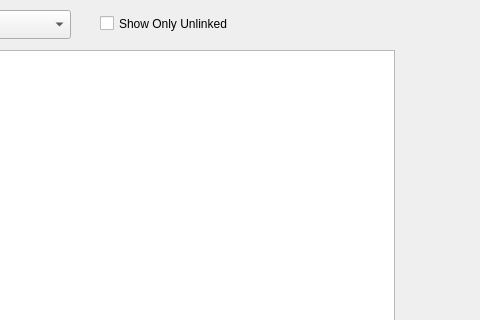
The window that Linker.ui (rmlockwood/FLExTrans) describes before a commit, drawn with Qt 5; both pictures show x 450 to 930 and y 0 to 320 of the 1372 by 701 pixel window.
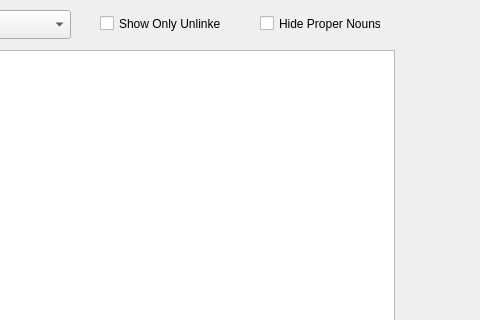
The same window after the commit.

Commit message: Rewrite of the MainFunction.

Patch:
```diff
--- a/Linker.ui
+++ b/Linker.ui
@@ -88,7 +88,7 @@
      <rect>
       <x>550</x>
       <y>10</y>
-      <width>221</width>
+      <width>121</width>
       <height>27</height>
      </rect>
     </property>
@@ -109,6 +109,19 @@
      <string>All Target Senses:</string>
     </property>
    </widget>
+   <widget class="QCheckBox" name="HideProperNounsCheckBox">
+    <property name="geometry">
+     <rect>
+      <x>710</x>
+      <y>10</y>
+      <width>121</width>
+      <height>27</height>
+     </rect>
+    </property>
+    <property name="text">
+     <string>Hide Proper Nouns</string>
+    </property>
+   </widget>
   </widget>
   <widget class="QMenuBar" name="menubar">
    <property name="geometry">
```
Left out of the diff: 2 changed lines with no effect on the pictures. The commit also changes 2 other files.
